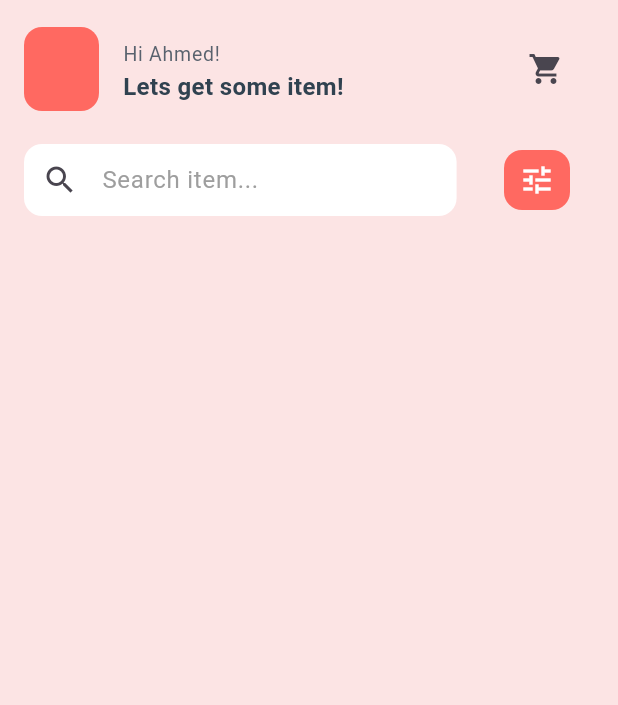
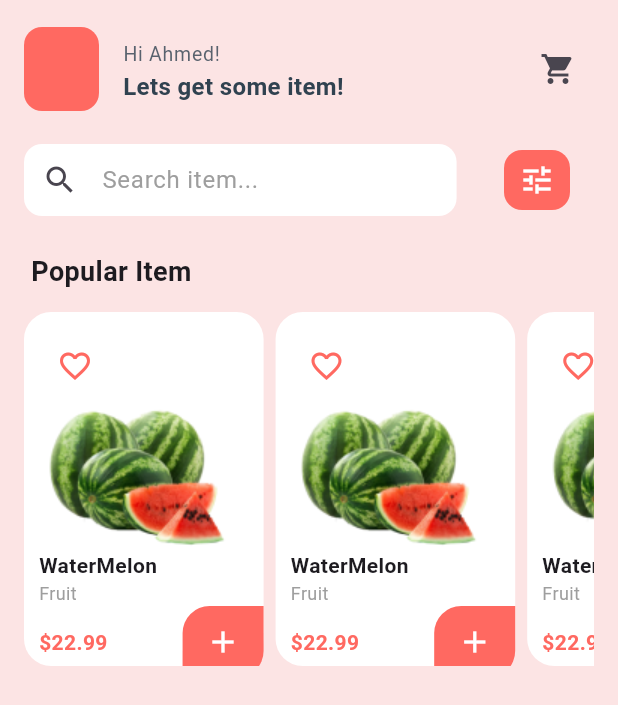
Before and after one commit to ahmedaboslah/ChallengeTwo, a Flutter app: the screen it shows after launch, on a phone screen of 412 x 824 dp. Shown: the top 705 px of the screen. Run offline on Flutter 3.47's test engine with Material 3 defaults, Android fonts, the light colour scheme and no system bars.

Commit message:
popular item list view done

```diff
--- a/lib/features/home/presentation/view/widgets/app_bar.dart
+++ b/lib/features/home/presentation/view/widgets/app_bar.dart
@@ -10,6 +10,7 @@ class CustomAppBar extends StatelessWidget {
   @override
   Widget build(BuildContext context) {
     return ListTile(
+      contentPadding: EdgeInsets.zero,
         title:  Text(
           'Hi Ahmed!',
           style: TextStyle(fontSize: 13, color: AppColors().kThirdColor.withOpacity(0.8)),
--- a/lib/features/home/presentation/view/widgets/home_page_view_body.dart
+++ b/lib/features/home/presentation/view/widgets/home_page_view_body.dart
@@ -1,4 +1,5 @@
 import 'package:challengetwo/features/home/presentation/view/widgets/app_bar.dart';
+import 'package:challengetwo/features/home/presentation/view/widgets/popular_item_list_view.dart';
 import 'package:challengetwo/features/home/presentation/view/widgets/search_item_widget.dart';
 import 'package:flutter/material.dart';
 
@@ -8,17 +9,28 @@ class HomePageViewBody extends StatelessWidget {
 
   @override
   Widget build(BuildContext context) {
-    return const Column(
+    return const Padding(
+      padding: EdgeInsets.symmetric(horizontal: 16, ),
+      child: SingleChildScrollView(
+        child: Column(
+          crossAxisAlignment: CrossAxisAlignment.start,
           children: [
             SizedBox(
               height: 10,
             ),
             CustomAppBar(),
             Padding(
-          padding: EdgeInsets.symmetric(horizontal: 16, vertical: 14),
+              padding: EdgeInsets.symmetric(vertical: 14),
               child: SearchItemWidget(),
-        )
+            ),
+            SizedBox(height: 10,),
+            Text('\tPopular Item',style: TextStyle(fontSize: 18,fontWeight: FontWeight.bold),),
+            SizedBox(height: 14,),
+            SizedBox(height: 236,child: PopularItemListView()),
+
           ],
+        ),
+      ),
     );
   }
 }
--- /dev/null
+++ b/lib/features/home/presentation/view/widgets/popular_item.dart
@@ -0,0 +1,52 @@
+import 'package:challengetwo/core/utils/colors.dart';
+import 'package:challengetwo/features/home/presentation/view/widgets/price_text_row.dart';
+import 'package:flutter/material.dart';
+
+class PopularItem extends StatefulWidget {
+  const PopularItem({super.key});
+
+  @override
+  State<PopularItem> createState() => _PopularItemState();
+}
+
+class _PopularItemState extends State<PopularItem> {
+  bool isFavourite=false;
+  @override
+  Widget build(BuildContext context) {
+    return Container(
+      decoration: BoxDecoration(
+        borderRadius: BorderRadius.circular(18),
+        color: Colors.white,
+      ),
+      child: Padding(
+        padding: const EdgeInsets.only(top: 12, left: 10),
+        child: Column(
+          crossAxisAlignment: CrossAxisAlignment.start,
+          children: [
+            IconButton(onPressed: () {
+              isFavourite=!isFavourite;
+              setState(() {
+              });
+            }, icon: Icon(isFavourite?
+              Icons.favorite:Icons.favorite_outline ,
+              color: AppColors().kSecondaryColor,
+            )),
+            Image.asset('assets/images/watermelon.png'),
+            const Text(
+              'WaterMelon',
+              style: TextStyle(fontWeight: FontWeight.w700),
+            ),
+            const Text(
+              'Fruit',
+              style: TextStyle(
+                  fontWeight: FontWeight.w400,
+                  color: Colors.grey,
+                  fontSize: 12),
+            ),
+            const PriceTextRow(),
+          ],
+        ),
+      ),
+    );
+  }
+}
--- /dev/null
+++ b/lib/features/home/presentation/view/widgets/popular_item_list_view.dart
@@ -0,0 +1,20 @@
+import 'package:challengetwo/features/home/presentation/view/widgets/popular_item.dart';
+import 'package:flutter/material.dart';
+
+class PopularItemListView extends StatelessWidget {
+  const PopularItemListView({super.key});
+
+  @override
+  Widget build(BuildContext context) {
+    return ListView.builder(
+      itemCount: 4,
+      scrollDirection: Axis.horizontal,
+      itemBuilder: (context, index) {
+        return const Padding(
+          padding: EdgeInsets.only(right: 8),
+          child: PopularItem(),
+        );
+      },
+    );
+  }
+}
--- /dev/null
+++ b/lib/features/home/presentation/view/widgets/price_text_row.dart
@@ -0,0 +1,43 @@
+
+import 'package:challengetwo/core/utils/colors.dart';
+import 'package:flutter/material.dart';
+
+class PriceTextRow extends StatelessWidget {
+  const PriceTextRow({
+    super.key,
+  });
+
+  @override
+  Widget build(BuildContext context) {
+    return Row(
+      mainAxisSize: MainAxisSize.min,
+      mainAxisAlignment: MainAxisAlignment.spaceBetween,
+      children: [
+        Text(
+          r'$22.99',
+          style: TextStyle(
+              fontWeight: FontWeight.w700,
+              color: AppColors().kSecondaryColor),
+        ),
+        const SizedBox(width: 50,),
+        Container(
+          decoration: BoxDecoration(
+            color: AppColors().kSecondaryColor,
+            borderRadius: const BorderRadius.only(
+              topLeft: Radius.circular(18),
+              bottomRight: Radius.circular(18),
+
+            ),
+          ),
+          child: const Padding(
+            padding: EdgeInsets.symmetric(vertical: 12,horizontal: 15),
+            child: Icon(
+              Icons.add,
+              color: Colors.white,
+            ),
+          ),
+        )
+      ],
+    );
+  }
+}
--- a/lib/main.dart
+++ b/lib/main.dart
@@ -13,6 +13,7 @@ class MyApp extends StatelessWidget {
   @override
   Widget build(BuildContext context) {
     return  MaterialApp(
+      debugShowCheckedModeBanner: false,
       theme: ThemeData(scaffoldBackgroundColor: AppColors().kPrimaryColor),
       home: HomePageView(),
     );
--- a/pubspec.yaml
+++ b/pubspec.yaml
@@ -59,9 +59,8 @@ flutter:
   uses-material-design: true
 
   # To add assets to your application, add an assets section, like this:
-  # assets:
-  #   - images/a_dot_burr.jpeg
-  #   - images/a_dot_ham.jpeg
+  assets:
+    - assets/images/
 
   # An image asset can refer to one or more resolution-specific "variants", see
   # https://flutter.dev/assets-and-images/#resolution-aware
```
Also changed, not shown: assets/images/watermelon.png (added). Lines whose indentation alone changed are shown as unchanged.
